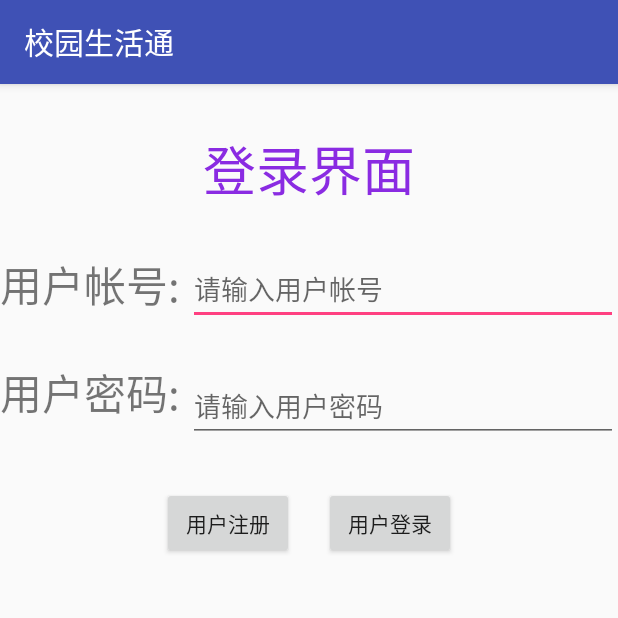
After one commit to dustofsoul/MyApplication, an Android app: the loginActivity screen opened directly, with no data from a screen before it, on a phone screen of 412 x 824 dp, the top half of it. The commit adds this screen. Run offline under Robolectric (Android 15) with nearby library versions, the phone set to English and light mode, and no system bars.

Commit message:
update login

```diff
--- a/app/src/main/AndroidManifest.xml
+++ b/app/src/main/AndroidManifest.xml
@@ -25,9 +25,10 @@
         <activity android:name=".weatherActivity" />
         <activity android:name=".musicActivity" />
         <activity android:name=".pinballActivity" />
-        <activity android:name=".EnglishActivity" />
         <activity android:name=".mobilephoneActivity" />
-        <activity android:name=".DeliveryActivity"></activity>
+        <activity android:name=".DeliveryActivity" />
+        <activity android:name=".loginActivity" />
+        <activity android:name=".registActivity"></activity>
     </application>
 
 </manifest>
--- /dev/null
+++ b/app/src/main/java/com/example/lhz/myapplication/loginActivity.java
@@ -0,0 +1,104 @@
+package com.example.lhz.myapplication;
+
+import android.app.AlertDialog;
+import android.content.Intent;
+import android.database.Cursor;
+import android.database.sqlite.SQLiteDatabase;
+import android.database.sqlite.SQLiteException;
+import android.os.Bundle;
+import android.support.v7.app.AppCompatActivity;
+import android.view.View;
+import android.view.View.OnClickListener;
+import android.widget.Button;
+import android.widget.EditText;
+
+public class loginActivity extends AppCompatActivity {
+    // 帐号和密码
+    private EditText edname;
+    private EditText edpassword;
+    private Button btregister;
+    private Button btlogin;
+    // 创建SQLite数据库
+    public static SQLiteDatabase db;
+
+    @Override
+    protected void onCreate(Bundle savedInstanceState) {
+        super.onCreate(savedInstanceState);
+        setContentView(R.layout.activity_login);
+        edname = (EditText) findViewById(R.id.edname);
+        edpassword = (EditText) findViewById(R.id.edpassword);
+        btregister = (Button) findViewById(R.id.btregister);
+        btlogin = (Button) findViewById(R.id.btlogin);
+        db = SQLiteDatabase.openOrCreateDatabase(loginActivity.this.getFilesDir().toString()
+                + "/test.dbs", null);
+        // 跳转到注册界面
+        btregister.setOnClickListener(new OnClickListener() {
+
+            @Override
+            public void onClick(View v) {
+                // TODO Auto-generated method stub
+                Intent intent = new Intent();
+                intent.setClass(loginActivity.this, registActivity.class);
+                startActivity(intent);
+            }
+        });
+        btlogin.setOnClickListener(new LoginListener());
+    }
+
+    @Override
+    protected void onDestroy() {
+        // TODO Auto-generated method stub
+        super.onDestroy();
+        db.close();
+    }
+
+
+    class LoginListener implements OnClickListener {
+
+        @Override
+        public void onClick(View v) {
+            // TODO Auto-generated method stub
+            String name = edname.getText().toString();
+            String password = edpassword.getText().toString();
+            if (name.equals("") || password.equals("")) {
+                // 弹出消息框
+                new AlertDialog.Builder(loginActivity.this).setTitle("错误")
+                        .setMessage("帐号或密码不能空").setPositiveButton("确定", null)
+                        .show();
+            } else {
+                isUserinfo(name, password);
+            }
+        }
+
+        // 判断输入的用户是否正确
+        public Boolean isUserinfo(String name, String pwd) {
+            try {
+                String str = "select * from tb_user where name=? and password=?";
+                Cursor cursor = db.rawQuery(str, new String[]{name, pwd});
+                if (cursor.getCount() <= 0) {
+                    new AlertDialog.Builder(loginActivity.this).setTitle("错误")
+                            .setMessage("帐号或密码错误！").setPositiveButton("确定", null)
+                            .show();
+                    return false;
+                } else {
+                    new AlertDialog.Builder(loginActivity.this).setTitle("正确")
+                            .setMessage("成功登录").setPositiveButton("确定", null)
+                            .show();
+                    Intent intent = new Intent(loginActivity.this, MainActivity.class);
+                    startActivity(intent);
+                    return true;
+                }
+
+            } catch (SQLiteException e) {
+                createDb();
+            }
+            return false;
+        }
+
+    }
+
+    // 创建数据库和用户表
+    public void createDb() {
+        db.execSQL("create table tb_user( name varchar(30) primary key,password varchar(30))");
+    }
+}
--- a/app/src/main/java/com/example/lhz/myapplication/preActivity.java
+++ b/app/src/main/java/com/example/lhz/myapplication/preActivity.java
@@ -11,7 +11,7 @@ public class preActivity extends AppCompatActivity {
     Handler handler=new Handler(){
         public void handleMessage(Message msg) {
             if(msg.what==250){
-                Intent intent=new Intent(preActivity.this,MainActivity.class);
+                Intent intent=new Intent(preActivity.this,loginActivity.class);
                 startActivity(intent);
                 finish();
             }
--- /dev/null
+++ b/app/src/main/res/layout/activity_login.xml
@@ -0,0 +1,72 @@
+<?xml version="1.0" encoding="utf-8"?>
+<RelativeLayout xmlns:android="http://schemas.android.com/apk/res/android"
+    xmlns:tools="http://schemas.android.com/tools"
+    android:layout_width="match_parent"
+    android:layout_height="match_parent"
+    tools:context=".loginActivity" >
+
+    <TextView
+        android:id="@+id/login"
+        android:layout_width="match_parent"
+        android:layout_height="wrap_content"
+        android:layout_margin="30dp"
+        android:gravity="center_horizontal"
+        android:textColor="#8a2be2"
+        android:textSize="35dp"
+        android:text="登录界面" />
+    <TextView
+        android:id="@+id/txtname"
+        android:layout_width="wrap_content"
+        android:layout_height="wrap_content"
+        android:layout_below="@id/login"
+        android:layout_marginRight="5dp"
+        android:layout_marginBottom="30dp"
+        android:textSize="28dp"
+        android:text="用户帐号:"/>
+    <EditText
+        android:id="@+id/edname"
+        android:layout_width="wrap_content"
+        android:layout_height="wrap_content"
+        android:layout_marginBottom="30dp"
+        android:layout_below="@id/login"
+        android:layout_toRightOf="@id/txtname"
+        android:layout_alignParentRight="true"
+        android:hint="请输入用户帐号"/>
+    <TextView
+        android:id="@+id/txtpassword"
+        android:layout_width="wrap_content"
+        android:layout_height="wrap_content"
+        android:layout_below="@id/txtname"
+        android:layout_marginRight="5dp"
+        android:textSize="28dp"
+        android:text="用户密码:"/>
+    <EditText
+        android:id="@+id/edpassword"
+        android:layout_width="wrap_content"
+        android:layout_height="wrap_content"
+        android:layout_below="@id/edname"
+        android:layout_toRightOf="@id/txtpassword"
+        android:layout_alignParentRight="true"
+        android:inputType="textPassword"
+        android:hint="请输入用户密码"/>
+    <LinearLayout
+        android:layout_below="@id/edpassword"
+        android:orientation="horizontal"
+        android:layout_width="match_parent"
+        android:layout_height="wrap_content"
+        android:layout_marginTop="30dp"
+        android:gravity="center_horizontal" >
+        <Button
+            android:id="@+id/btregister"
+            android:layout_height="wrap_content"
+            android:layout_width="wrap_content"
+            android:layout_marginRight="20dp"
+            android:text="用户注册"/>
+        <Button
+            android:id="@+id/btlogin"
+            android:layout_height="wrap_content"
+            android:layout_width="wrap_content"
+            android:text="用户登录"/>
+    </LinearLayout>
+
+</RelativeLayout>
--- a/app/src/main/res/layout/activity_note_edit.xml
+++ b/app/src/main/res/layout/activity_note_edit.xml
@@ -50,7 +50,7 @@
             android:layout_alignParentLeft="true"
             android:layout_alignParentTop="true"
             android:layout_marginLeft="84dp"
-            android:background="#60000000"
+            android:background="@drawable/bt"
             android:text="@string/confirm" />
 
         <Button
@@ -60,7 +60,7 @@
             android:layout_alignParentTop="true"
             android:layout_marginLeft="38dp"
             android:layout_toRightOf="@+id/confirm"
-            android:background="#60000000"
+            android:background="@drawable/bt"
             android:text="@string/delet" />
 
     </RelativeLayout>
--- a/app/src/main/res/layout/activity_note_main.xml
+++ b/app/src/main/res/layout/activity_note_main.xml
@@ -22,7 +22,7 @@
 
         <Button
             android:id="@+id/menu"
-            android:layout_width="match_parent"
+            android:layout_width="wrap_content"
             android:layout_height="wrap_content"
             android:text="menu" />
 
--- a/app/src/main/res/layout/activity_pre.xml
+++ b/app/src/main/res/layout/activity_pre.xml
@@ -4,6 +4,7 @@
     xmlns:tools="http://schemas.android.com/tools"
     android:layout_width="match_parent"
     android:layout_height="match_parent"
+    android:theme="@style/FSTheme"
     tools:context=".preActivity">
 
     <ImageView
--- a/app/src/main/res/values/colors.xml
+++ b/app/src/main/res/values/colors.xml
@@ -3,4 +3,5 @@
     <color name="colorPrimary">#3F51B5</color>
     <color name="colorPrimaryDark">#303F9F</color>
     <color name="colorAccent">#FF4081</color>
+    <color name="btm">#60000000</color>
 </resources>
--- a/app/src/main/res/values/styles.xml
+++ b/app/src/main/res/values/styles.xml
@@ -8,4 +8,9 @@
         <item name="colorAccent">@color/colorAccent</item>
     </style>
 
+    <style name="FSTheme" parent="Theme.AppCompat.NoActionBar">
+        <item name="windowActionBar">false</item>
+        <item name="android:windowFullscreen">true</item>
+        <item name="android:windowNoTitle">true</item>
+    </style>
 </resources>
```
Also changed, not shown: app/src/main/java/com/example/lhz/myapplication/EnglishActivity.java (deleted, +0 -21 lines), app/src/main/java/com/example/lhz/myapplication/registActivity.java (added, +95 -0 lines), app/src/main/res/layout/activity_english.xml (deleted, +0 -13 lines), app/src/main/res/layout/activity_regist.xml (added, +67 -0 lines).
